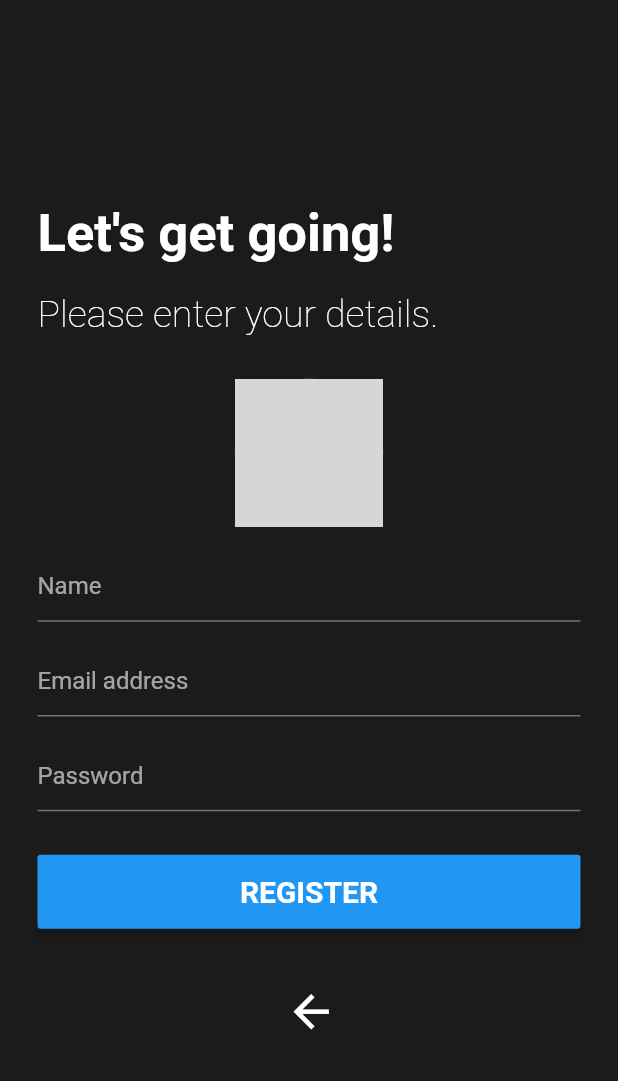
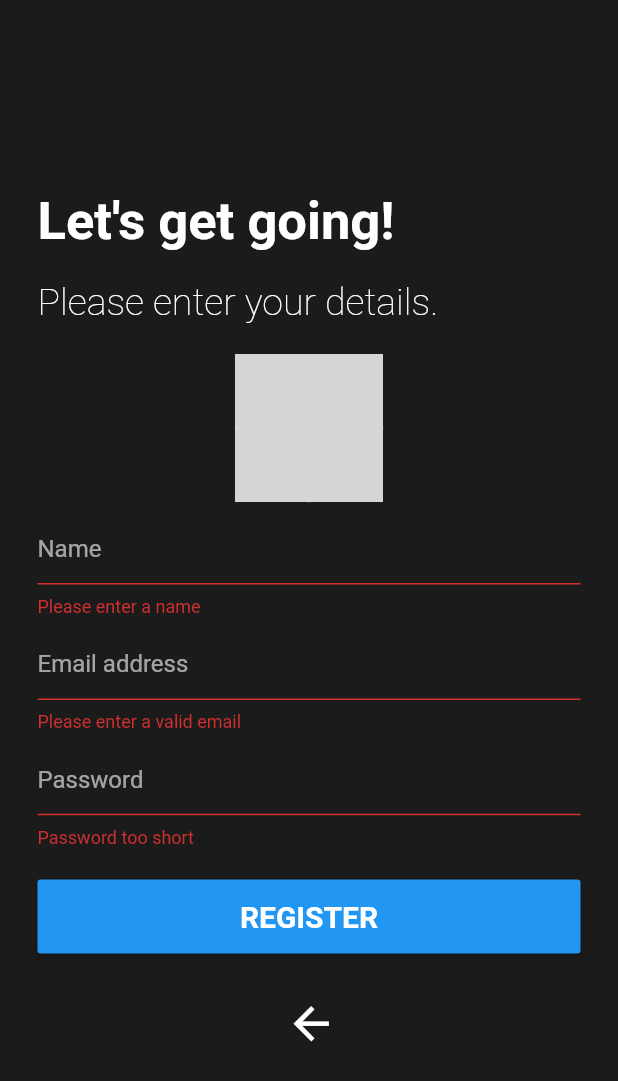
Before and after one commit to bharatbudhori/Text_It, a Flutter app: the RegistrationPage screen opened by its route, after a tap on "REGISTER", on a phone screen of 412 x 824 dp. Shown: the top 1081 px of the screen. Run offline on Flutter 3.47's test engine with Material 2 defaults, Android fonts, the phone set to English and light mode, and no system bars; our stand-ins replace cloud_firestore, firebase_auth, firebase_core, firebase_storage, image_picker; accounts and stored records are empty; network calls fail; grey boxes are pictures that could not be loaded.

```diff
--- a/lib/main.dart
+++ b/lib/main.dart
@@ -6,6 +6,7 @@ import 'package:flutter/material.dart';
 import './pages/registration_page.dart';
 import './services/navigation_service.dart';
 import './services/db_service.dart';
+import './pages/home_page.dart';
 
 void main() async {
   WidgetsFlutterBinding.ensureInitialized();
@@ -32,6 +33,7 @@ class MyApp extends StatelessWidget {
       routes: {
         'login': (BuildContext _context) => LoginPage(),
         'register': (BuildContext _context) => RegistrationPage(),
+        'home': (BuildContext _context) => HomePage(),
       },
     );
   }
--- a/lib/pages/registration_page.dart
+++ b/lib/pages/registration_page.dart
@@ -1,7 +1,11 @@
 import 'dart:io';
 
+import 'package:chati_fy/services/cloud_storage_service.dart';
+import 'package:chati_fy/services/db_service.dart';
 import 'package:chati_fy/services/navigation_service.dart';
 import 'package:flutter/material.dart';
+import 'package:provider/provider.dart';
+import '../providers/auth_provider.dart';
 
 import '../services/media_service.dart';
 
@@ -16,6 +20,7 @@ class _RegistrationPageState extends State<RegistrationPage> {
   String _name;
   String _email;
   String _password;
+  AuthProvider _auth;
 
   BuildContext parentContext;
 
@@ -36,12 +41,18 @@ class _RegistrationPageState extends State<RegistrationPage> {
       backgroundColor: Theme.of(context).backgroundColor,
       body: Container(
         alignment: Alignment.center,
+        child: ChangeNotifierProvider<AuthProvider>.value(
+          value: AuthProvider.instance,
           child: regestrationPageUI(),
+        ),
       ),
     );
   }
 
   Widget regestrationPageUI() {
+    return Builder(
+      builder: (BuildContext _context) {
+        _auth = Provider.of<AuthProvider>(_context);
         return SingleChildScrollView(
           child: Container(
             padding: EdgeInsets.all(25),
@@ -59,6 +70,8 @@ class _RegistrationPageState extends State<RegistrationPage> {
               ],
             ),
           ),
+        );
+      },
     );
   }
 
@@ -92,7 +105,7 @@ class _RegistrationPageState extends State<RegistrationPage> {
 
   Widget _inputForm() {
     return Container(
-      height: _deviceHeight * 0.35,
+      height: _deviceHeight * 0.40,
       child: Form(
         key: _formKey,
         onChanged: () {
@@ -159,7 +172,7 @@ class _RegistrationPageState extends State<RegistrationPage> {
         alignment: Alignment.center,
         child: CircleAvatar(
           radius: _deviceHeight * 0.06,
-          backgroundColor: Colors.amber,
+          backgroundColor: Colors.grey,
           backgroundImage: _image == null
               ? NetworkImage(
                   'https://encrypted-tbn0.gstatic.com/images?q=tbn:ANd9GcQNOhpV67XSI4Vz5Z_L7XoWiH7UzZQDBTzS3g&usqp=CAU',
@@ -256,8 +269,21 @@ class _RegistrationPageState extends State<RegistrationPage> {
       margin: EdgeInsets.symmetric(vertical: 10),
       height: _deviceHeight * 0.06,
       width: _deviceWidth,
-      child: MaterialButton(
-        onPressed: () {},
+      child: _auth.status == AuthStatus.Authenticating
+          ? Center(child: CircularProgressIndicator())
+          : MaterialButton(
+              onPressed: () {
+                if (_formKey.currentState.validate() && _image != null) {
+                  _auth.registerUserWithEmailAndPassword(_email, _password,
+                      (String _uid) async {
+                    var _result = await CloudStorageService.instance
+                        .uploadUserImage(_uid, _image);
+                    var _imageURL = await _result.ref.getDownloadURL();
+                    await DBService.instance
+                        .createUserInDB(_uid, _name, _email, _imageURL);
+                  });
+                }
+              },
               color: Colors.blue,
               child: Text(
                 'REGISTER',
--- /dev/null
+++ b/lib/services/cloud_storage_service.dart
@@ -0,0 +1,25 @@
+import 'dart:io';
+
+import 'package:firebase_storage/firebase_storage.dart';
+
+class CloudStorageService {
+  static CloudStorageService instance = CloudStorageService();
+
+  dynamic _storage;
+  dynamic _baseRef;
+
+  String _profileImages = 'profile_images';
+
+  CloudStorageService() {
+    _storage = FirebaseStorage.instance;
+    _baseRef = _storage.ref();
+  }
+
+  Future<dynamic> uploadUserImage(String _uid, File _image) {
+    try {
+      return _baseRef.child(_profileImages).child(_uid).putFile(_image);
+    } catch (error) {
+      print(error);
+    }
+  }
+}
```
Also changed, not shown: lib/pages/home_page.dart (added, +23 -0 lines), lib/providers/auth_provider.dart (+30 -1 lines). Lines whose indentation alone changed are shown as unchanged.
